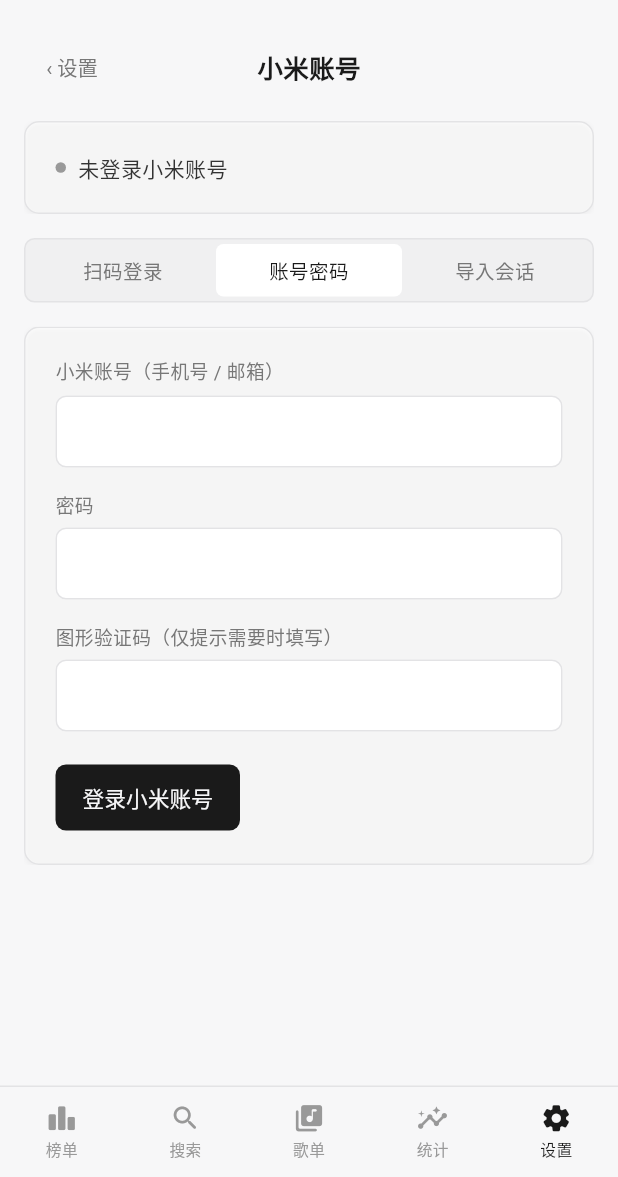
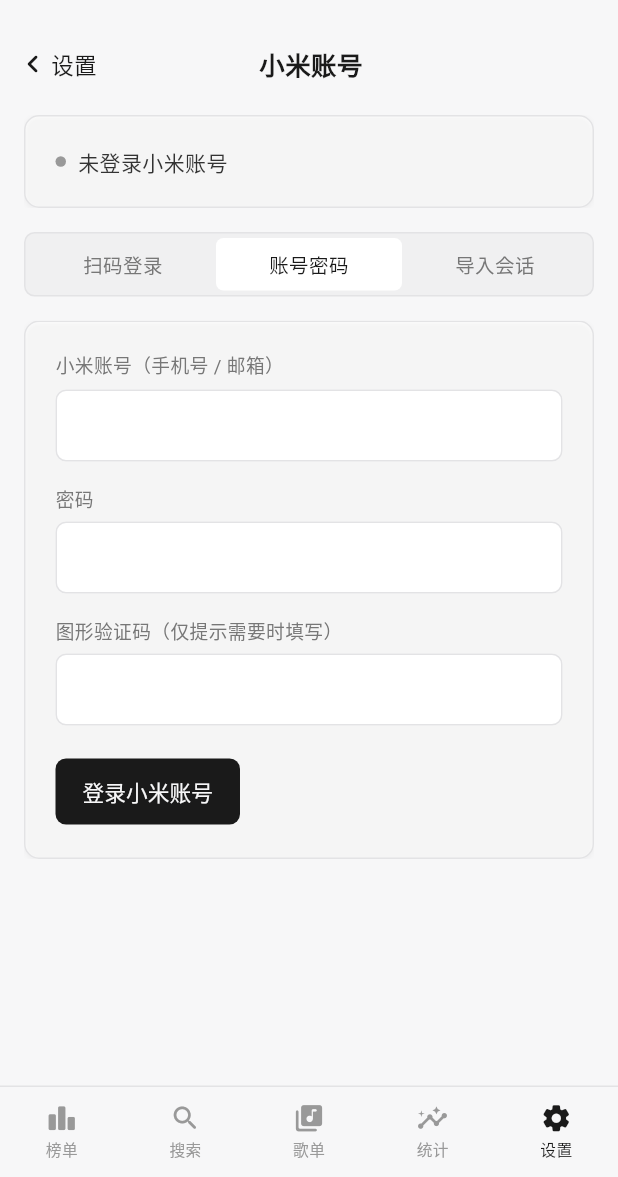
Before and after one commit to hpcll/HMusic-App, a Flutter app: the QueuePage screen opened by its route, after a tap on "设置", after a tap on "小米账号", after a tap on "账号密码", on a phone screen of 412 x 824 dp, the part 59-1236 px from its top. Run offline on Flutter 3.47's test engine with Material 3 defaults, Android fonts, the phone set to English and light mode, and no system bars; our stand-ins replace audio_service, dio, flutter_riverpod, flutter_secure_storage, go_router, just_audio and 2 more; accounts and stored records are empty; Roboto replaces fonts that are missing (NotoSerifSC).

Commit message:
移动端左轨对齐 16 基线 + dock 交互修复
- BackLink 共享组件：chevron 22pt + 15pt 标签 + 最小 44×44 命中区
- 五页统一左轨基线：榜单/歌单/搜索/统计/队列序号左对齐，压在 16pt
- 榜单/歌单详情行内边距调整：hover 出血 12pt，分隔线随行加宽
- 队列行左对齐：序号/音符 + tile 水平边距归到 16，与页头同列
- SearchInput stretch：避免交叉轴 start 对齐下宽度飘移
- PlatformShellController 收缩状态闭环：
  - expandDock intent 回传 Dart 复位去重基线
  - 切 tab 主动重展开 dock，滚动从头计
  - 修复「下滑收缩 → 点 pill 展开 → 再滑失灵」问题
- GlassShellState pill 点击回传：展开时发 expandDock intent
- 测试覆盖 +3 例：expandDock 复位 + 切 tab 重展开 + 状态同步

61 例测试全绿。iOS 26.5 模拟器验证通过。

```diff
--- a/lib/core/platform_shell/platform_shell_bridge.dart
+++ b/lib/core/platform_shell/platform_shell_bridge.dart
@@ -6,6 +6,9 @@
   next,
   seek,
   dismiss,
+  // 原生收缩态 pill 被点开：Swift 本地立即展开，同时回传此 intent
+  // 让 Dart 复位滚动去重状态，否则下一次下滑上报会被去重拦截。
+  expandDock,
 }
 
 // 原生回传的语义 intent；selectTab 用 value 携带目标 tab id（charts/search/...）。
--- a/lib/core/platform_shell/platform_shell_controller.dart
+++ b/lib/core/platform_shell/platform_shell_controller.dart
@@ -166,6 +166,7 @@
     final isTab = tabId != null;
     final navigation = (tabId ?? '', title, _router.canPop());
     if (navigation != _sentNavigation) {
+      final tabChanged = navigation.$1 != _sentNavigation?.$1;
       _sentNavigation = navigation;
       unawaited(
         _bridge.updateNavigation(
@@ -174,6 +175,11 @@
           canGoBack: navigation.$3,
         ),
       );
+      // 换 tab 后 dock 回到展开态并复位去重基线：新页面的滚动从头计。
+      if (tabChanged && _scrollMinimized) {
+        _scrollMinimized = false;
+        unawaited(_bridge.updateScroll(minimized: false));
+      }
     }
     final layout = (isTab, isTab);
     if (layout != _sentLayout) {
@@ -220,6 +226,9 @@
         unawaited(_playerViewModel.skipToPrevious());
       case ShellIntentType.next:
         unawaited(_playerViewModel.skipToNext());
+      case ShellIntentType.expandDock:
+        // 原生已本地展开；仅复位去重基线，让下一次下滑能再收缩。
+        _scrollMinimized = false;
       case ShellIntentType.seek:
       case ShellIntentType.dismiss:
         break;
--- a/lib/features/queue/widgets/queue_track_tile.dart
+++ b/lib/features/queue/widgets/queue_track_tile.dart
@@ -26,10 +26,12 @@
     final accent = theme.colorScheme.primary;
     final track = item.track;
     return ListTile(
-      contentPadding: const EdgeInsets.symmetric(horizontal: 12, vertical: 2),
+      // 16 对齐页头基线：外层 ListView 无水平 padding，序号/音符左缘直接压线。
+      contentPadding: const EdgeInsets.symmetric(horizontal: 16, vertical: 2),
       leading: SizedBox(
         width: 28,
-        child: Center(
+        child: Align(
+          alignment: Alignment.centerLeft,
           child: isCurrent
               ? Icon(Icons.music_note, size: 18, color: accent)
               : Text('${index + 1}', style: theme.textTheme.bodySmall),
--- a/lib/features/settings/views/settings_page.dart
+++ b/lib/features/settings/views/settings_page.dart
@@ -4,6 +4,7 @@
 import 'package:flutter_riverpod/flutter_riverpod.dart';
 
 import '../../../app/theme/hmusic_palette.dart';
+import '../../../shared/widgets/back_link.dart';
 import '../../../shared/widgets/view_title.dart';
 import '../models/settings_section.dart';
 import '../view_models/config_view_model.dart';
@@ -210,7 +211,7 @@
   Widget build(BuildContext context) {
     return Row(
       children: <Widget>[
-        TextButton(onPressed: onBack, child: const Text('‹ 设置')),
+        BackLink(label: '设置', onTap: onBack),
         Expanded(
           child: Center(
             child: Text(
--- /dev/null
+++ b/lib/shared/widgets/back_link.dart
@@ -0,0 +1,49 @@
+import 'package:flutter/material.dart';
+
+import '../../app/theme/hmusic_palette.dart';
+
+// 详情页返回链接：chevron + 上级页名，三处详情页（榜单/歌单/设置子页）共用。
+// 统一替代裸 TextButton('‹ xx')——那版字符箭头小、命中区不足。
+// 几何：高 44（10+24+10，够 iOS HIG 触摸目标）；chevron 字形在 24 框内自带
+// ~6pt 左留白，整体左移抵消，箭头尖端恰好压在页面 16 基线上（Transform
+// 同步平移命中区，不产生越界热区）。
+class BackLink extends StatelessWidget {
+  const BackLink({required this.label, required this.onTap, super.key});
+
+  final String label;
+  final VoidCallback onTap;
+
+  @override
+  Widget build(BuildContext context) {
+    final palette = context.palette;
+    return Transform.translate(
+      offset: const Offset(-6, 0),
+      child: InkWell(
+        onTap: onTap,
+        borderRadius: BorderRadius.circular(10),
+        child: Padding(
+          padding: const EdgeInsets.fromLTRB(0, 10, 12, 10),
+          child: Row(
+            mainAxisSize: MainAxisSize.min,
+            children: <Widget>[
+              Icon(
+                Icons.chevron_left_rounded,
+                size: 24,
+                color: palette.textStrong,
+              ),
+              Text(
+                label,
+                style: TextStyle(
+                  fontSize: 15,
+                  fontWeight: FontWeight.w500,
+                  height: 1,
+                  color: palette.textStrong,
+                ),
+              ),
+            ],
+          ),
+        ),
+      ),
+    );
+  }
+}
```
Also changed, not shown: lib/features/charts/widgets/chart_detail.dart (+22 -6 lines), lib/features/playlists/widgets/playlist_detail_view.dart (+17 -8 lines), lib/features/search/views/search_page.dart (+13 -3 lines), lib/features/stats/widgets/stat_top_tracks_card.dart (+6 -3 lines), 3 other files.
